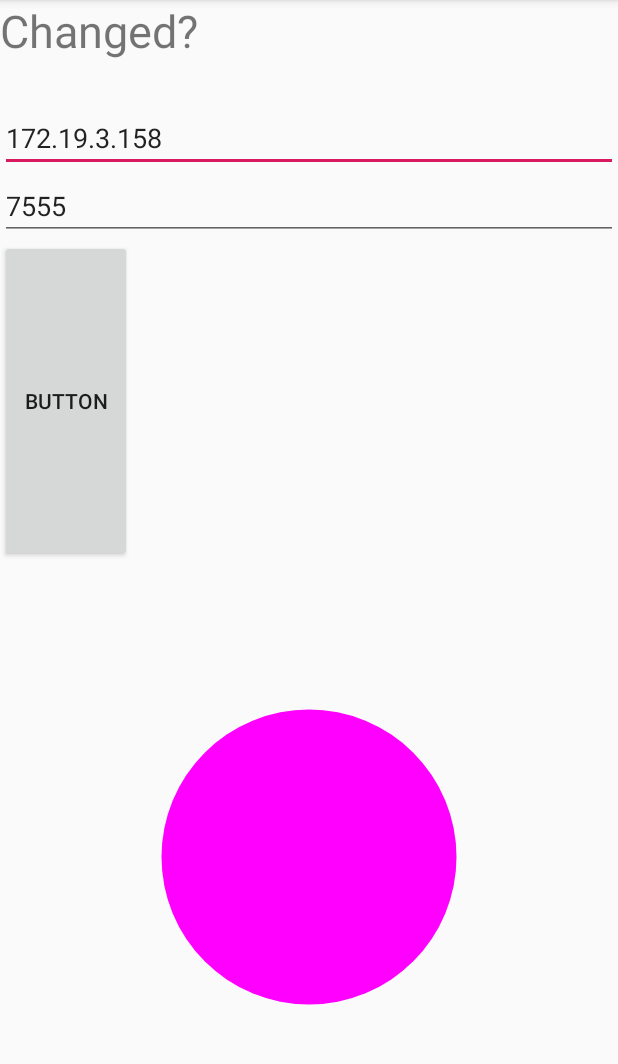
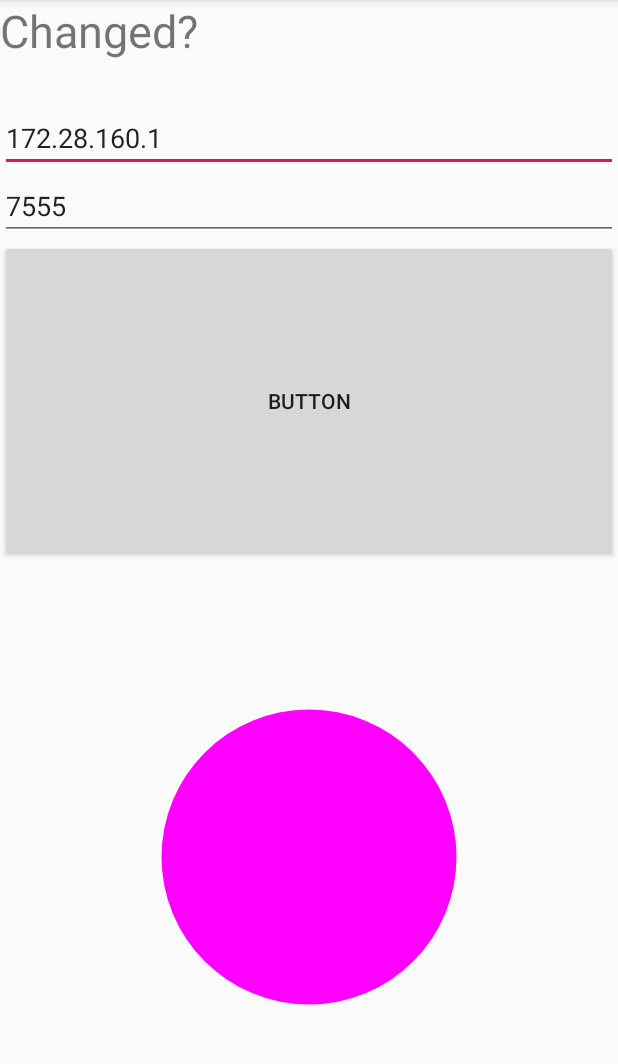
Before and after one commit to YehonatanGo/flight_control_app, an Android app: the screen it shows after launch (MainActivity), after a tap on "BUTTON", on a phone screen of 412 x 824 dp, the part 84-1148 px from its top. Run offline under Robolectric (Android 15) with nearby library versions, the phone set to English and light mode, and no system bars; network calls fail.

```diff
--- a/app/build.gradle
+++ b/app/build.gradle
@@ -21,6 +21,7 @@ android {
             proguardFiles getDefaultProguardFile('proguard-android-optimize.txt'), 'proguard-rules.pro'
         }
     }
+
 }
 
 dependencies {
--- a/app/src/main/java/com/example/flightcontrolapp/model/FGModel.kt
+++ b/app/src/main/java/com/example/flightcontrolapp/model/FGModel.kt
@@ -1,32 +1,60 @@
 package com.example.flightcontrolapp.model
 
 import android.util.Log
+import java.io.PrintWriter
+import java.io.Writer
+import java.lang.Thread.sleep
+import java.net.Socket
+import kotlin.concurrent.thread
 
 class FGModel {
+    private lateinit var socket : Socket
+    private lateinit var out : Writer
     fun setAileron(new_aileron:Float){
         /*
          TODO: make sure value is not bigger than 1 or smaller than -1 can
          */
 
         Log.d("", "new_aileron:${new_aileron}")
-        //out.print("set /controls/flight/aileron "+new_aileron+"\r\n")
+        thread {
+            out.write("set /controls/flight/aileron "+new_aileron+"\r\n")
+            out.flush()
+        }
+
     }
 
     fun setElevator(new_elevator:Float){
         Log.d("", "new_elevator:${new_elevator}\n")
-        //out.print("set /controls/flight/elevator "+new_elevator+"\r\n")
+        thread {
+            out.write("set /controls/flight/elevator "+new_elevator+"\r\n")
+            out.flush()
+        }
+
     }
 
     fun setRudder(new_rudder: Float){
-        //out.print("set /controls/flight/rudder "+new_rudder+"\r\n")
+        thread {
+            out.write("set /controls/flight/rudder "+new_rudder+"\r\n")
+            out.flush()
+        }
+
     }
 
     fun setThrottle(new_throttle:Float){
-        //out.print("set /controls/engines/current-engine/throttle "+v+"\r\n")
+        thread {
+            out.write("set /controls/engines/current-engine/throttle " +new_throttle+"\r\n")
+            out.flush()
+        }
+
     }
 
     fun connect(ip:String, port:Int){
-        // in an new thread, open a socket and connect FG
+        Log.d("","IP: ${ip}, Port: ${port}")
+        thread {
+            socket = Socket(ip,port)
+            out = PrintWriter(socket.getOutputStream(),true)
+        }
+
     }
 
     fun doStuff() {
--- a/app/src/main/java/com/example/flightcontrolapp/view_model/ViewModel.kt
+++ b/app/src/main/java/com/example/flightcontrolapp/view_model/ViewModel.kt
@@ -25,6 +25,9 @@ class ViewModel {
     fun fake(v:Float){
         Log.d("", "got ya!")
     }
+    fun connect(ip : String, port: Int){
+        model.connect(ip,port)
+    }
 
     fun doStuff(){
         model.doStuff()
--- a/app/src/main/java/com/example/flightcontrolapp/views/MainActivity.kt
+++ b/app/src/main/java/com/example/flightcontrolapp/views/MainActivity.kt
@@ -12,7 +12,7 @@ import java.net.Socket
 
 class MainActivity : AppCompatActivity() {
     private lateinit var ip: String
-    private lateinit var port: String
+    private var port: Int = 0
     private val view_model= ViewModel()
 
 
@@ -38,14 +38,15 @@ class MainActivity : AppCompatActivity() {
     fun on_button_click(view: View) {
         var joystick = findViewById<Joystick>(R.id.joystick)
         joystick.changeColor()
-        view_model.doStuff()
 //        var found : TextView = findViewById<TextView>(R.id.text_box)
-//        var editText:EditText = findViewById(R.id.editText)
-//        var editText2:EditText = findViewById(R.id.editText2)
+        var editText:EditText = findViewById(R.id.editText)
+        var editText2:EditText = findViewById(R.id.editText2)
 //        found.text = editText.text
-//        ip = editText.text.toString()
-//        port = editText2.text.toString()
-//
+        ip = editText.text.toString()
+        port = Integer.parseInt(editText2.text.toString())
+        view_model.connect(ip, port)
+
+    //
 //        var fg:Socket = Socket("172.19.3.158", 7555)
 //        var x = 5
 //        var t = Thread{
--- a/app/src/main/res/layout/activity_main.xml
+++ b/app/src/main/res/layout/activity_main.xml
@@ -20,26 +20,30 @@
             android:layout_width="match_parent"
             android:layout_height="wrap_content"
             android:inputType="textPersonName"
-            android:text="172.19.3.158"
+            android:text="172.28.160.1"
             android:ems="10"
             android:id="@+id/editText"/>
     <EditText
             android:layout_width="match_parent"
             android:layout_height="wrap_content"
-            android:inputType="textPersonName"
+            android:inputType="number"
             android:text="7555"
             android:ems="10"
             android:id="@+id/editText2"/>
+
     <Button
             android:text="Button"
-            android:layout_width="wrap_content"
-            android:layout_height="wrap_content" android:id="@+id/button3" android:layout_weight="1"
+            android:layout_width="match_parent"
+            android:layout_height="130dp" android:id="@+id/button3" android:layout_weight="1"
             android:onClick="on_button_click"/>
+    <com.example.flightcontrolapp.views.Joystick
 
-    <com.example.flightcontrolapp.views.Joystick
             android:layout_width="match_parent"
             android:layout_height="393dp"
-            android:id="@+id/joystick"/>
+            android:id="@+id/joystick"
+
+
+    />
 
 
 
--- a/build.gradle
+++ b/build.gradle
@@ -8,7 +8,7 @@ buildscript {
 
     }
     dependencies {
-        classpath 'com.android.tools.build:gradle:3.5.0'
+        classpath 'com.android.tools.build:gradle:3.6.0-rc01'
         classpath "org.jetbrains.kotlin:kotlin-gradle-plugin:$kotlin_version"
         // NOTE: Do not place your application dependencies here; they belong
         // in the individual module build.gradle files
```
Also changed, not shown: gradle/wrapper/gradle-wrapper.properties.
